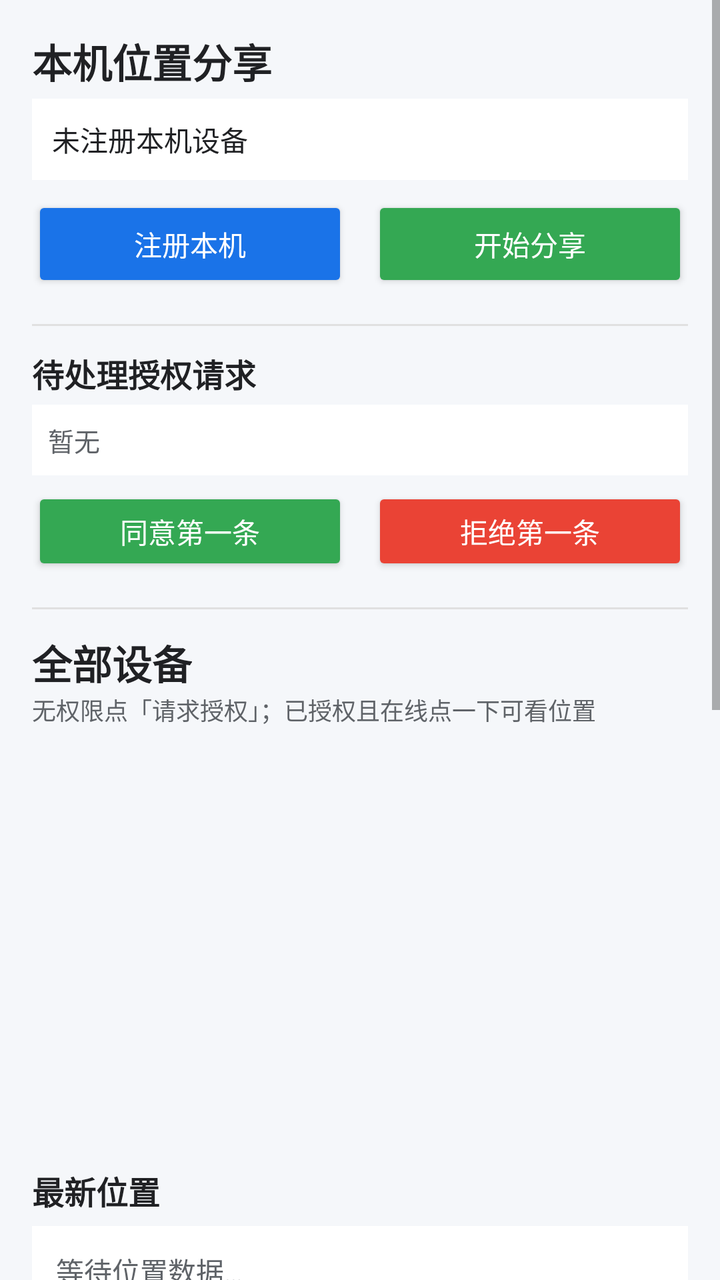
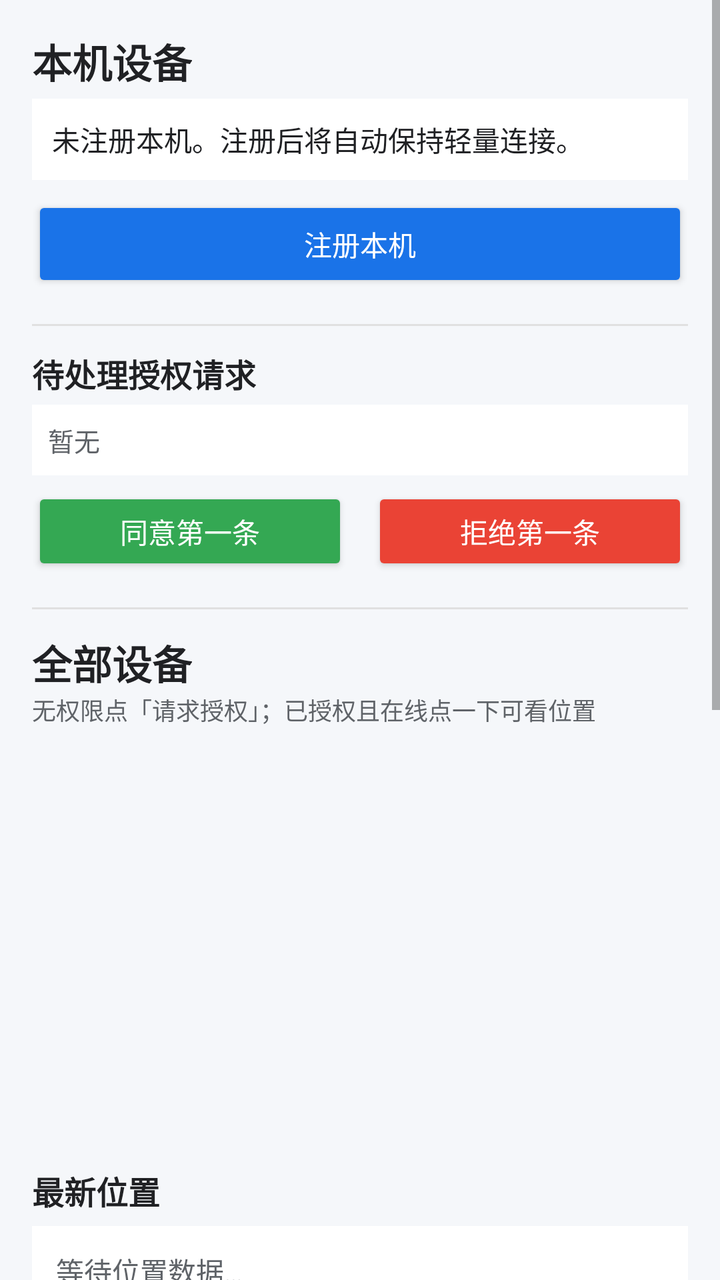

Screens rendered from an Android XML layout before and after an edit, with the pre-edit source and the edit as a unified diff.
<!-- AndroidManifest.xml: application theme Theme.LocationShare -->
<!-- res/layout/activity_device_list.xml -->
<?xml version="1.0" encoding="utf-8"?>
<ScrollView xmlns:android="http://schemas.android.com/apk/res/android"
    android:layout_width="match_parent"
    android:layout_height="match_parent"
    android:fillViewport="true"
    android:background="@color/background">

<LinearLayout
    android:layout_width="match_parent"
    android:layout_height="wrap_content"
    android:orientation="vertical"
    android:padding="16dp">

    <TextView
        android:layout_width="wrap_content"
        android:layout_height="wrap_content"
        android:text="本机位置分享"
        android:textSize="20sp"
        android:textStyle="bold"
        android:textColor="@color/text_primary"
        android:layout_marginBottom="4dp" />

    <TextView
        android:id="@+id/tvShareStatus"
        android:layout_width="match_parent"
        android:layout_height="wrap_content"
        android:text="未注册本机设备"
        android:textSize="14sp"
        android:textColor="@color/text_primary"
        android:padding="10dp"
        android:background="@color/surface"
        android:layout_marginBottom="8dp" />

    <LinearLayout
        android:layout_width="match_parent"
        android:layout_height="wrap_content"
        android:orientation="horizontal">
        <Button
            android:id="@+id/btnRegisterDevice"
            android:layout_width="0dp"
            android:layout_height="48dp"
            android:layout_weight="1"
            android:text="注册本机"
            android:textColor="#FFFFFF"
            android:backgroundTint="@color/primary"
            android:layout_marginEnd="6dp" />
        <Button
            android:id="@+id/btnToggleShare"
            android:layout_width="0dp"
            android:layout_height="48dp"
            android:layout_weight="1"
            android:text="开始分享"
            android:textColor="#FFFFFF"
            android:backgroundTint="@color/accent"
            android:layout_marginStart="6dp" />
    </LinearLayout>

    <View
        android:layout_width="match_parent"
        android:layout_height="1dp"
        android:background="#E0E0E0"
        android:layout_marginTop="16dp"
        android:layout_marginBottom="12dp" />

    <TextView
        android:layout_width="wrap_content"
        android:layout_height="wrap_content"
        android:text="待处理授权请求"
        android:textSize="16sp"
        android:textStyle="bold"
        android:textColor="@color/text_primary" />

    <TextView
        android:id="@+id/tvIncoming"
        android:layout_width="match_parent"
        android:layout_height="wrap_content"
        android:text="暂无"
        android:textSize="13sp"
        android:textColor="@color/text_secondary"
        android:padding="8dp"
        android:layout_marginTop="4dp"
        android:background="@color/surface" />

    <LinearLayout
        android:layout_width="match_parent"
        android:layout_height="wrap_content"
        android:orientation="horizontal"
        android:layout_marginTop="6dp">
        <Button
            android:id="@+id/btnAccept"
            android:layout_width="0dp"
            android:layout_height="44dp"
            android:layout_weight="1"
            android:text="同意第一条"
            android:textColor="#FFFFFF"
            android:backgroundTint="@color/accent"
            android:layout_marginEnd="6dp" />
        <Button
            android:id="@+id/btnDeny"
            android:layout_width="0dp"
            android:layout_height="44dp"
            android:layout_weight="1"
            android:text="拒绝第一条"
            android:textColor="#FFFFFF"
            android:backgroundTint="#EA4335"
            android:layout_marginStart="6dp" />
    </LinearLayout>

    <View
        android:layout_width="match_parent"
        android:layout_height="1dp"
        android:background="#E0E0E0"
        android:layout_marginTop="16dp"
        android:layout_marginBottom="12dp" />

    <TextView
        android:layout_width="wrap_content"
        android:layout_height="wrap_content"
        android:text="全部设备"
        android:textSize="20sp"
        android:textStyle="bold"
        android:textColor="@color/text_primary" />

    <TextView
        android:layout_width="wrap_content"
        android:layout_height="wrap_content"
        android:text="无权限点「请求授权」；已授权且在线点一下可看位置"
        android:textSize="12sp"
        android:textColor="@color/text_secondary"
        android:layout_marginBottom="8dp" />

    <ListView
        android:id="@+id/listDevices"
        android:layout_width="match_parent"
        android:layout_height="200dp"
        android:dividerHeight="8dp"
        android:divider="@android:color/transparent"
        android:nestedScrollingEnabled="true" />

    <TextView
        android:layout_width="wrap_content"
        android:layout_height="wrap_content"
        android:text="最新位置"
        android:textSize="16sp"
        android:textStyle="bold"
        android:textColor="@color/text_primary"
        android:layout_marginTop="12dp" />

    <TextView
        android:id="@+id/tvLocation"
        android:layout_width="match_parent"
        android:layout_height="wrap_content"
        android:text="等待位置数据…"
        android:textSize="14sp"
        android:textColor="@color/text_secondary"
        android:padding="12dp"
        android:layout_marginTop="6dp"
        android:background="@color/surface"
        android:minHeight="72dp" />

    <TextView
        android:layout_width="wrap_content"
        android:layout_height="wrap_content"
        android:text="地图"
        android:textSize="16sp"
        android:textStyle="bold"
        android:textColor="@color/text_primary"
        android:layout_marginTop="12dp" />

    <org.osmdroid.views.MapView
        android:id="@+id/mapView"
        android:layout_width="match_parent"
        android:layout_height="280dp"
        android:layout_marginTop="6dp"
        android:background="@color/surface"
        android:clickable="true"
        android:focusable="true" />

    <Button
        android:id="@+id/btnRefresh"
        android:layout_width="match_parent"
        android:layout_height="48dp"
        android:text="刷新列表 / 授权请求"
        android:textColor="@color/primary"
        android:backgroundTint="@color/surface"
        android:layout_marginTop="12dp" />

    <Button
        android:id="@+id/btnLogout"
        android:layout_width="match_parent"
        android:layout_height="48dp"
        android:text="退出登录"
        android:textColor="#FFFFFF"
        android:backgroundTint="#EA4335"
        android:layout_marginTop="8dp"
        android:layout_marginBottom="16dp" />
</LinearLayout>
</ScrollView>
<!-- resources referenced by this layout -->
<resources>
  <color name="accent">#34A853</color>
  <color name="background">#F5F7FA</color>
  <color name="primary">#1A73E8</color>
  <color name="surface">#FFFFFF</color>
  <color name="text_primary">#202124</color>
  <color name="text_secondary">#5F6368</color>
  <style name="Theme.LocationShare" parent="Theme.AppCompat.Light.DarkActionBar">
          <item name="colorPrimary">@color/primary</item>
          <item name="colorPrimaryDark">@color/primary_dark</item>
          <item name="colorAccent">@color/accent</item>
          <item name="android:windowBackground">@color/background</item>
          <item name="android:statusBarColor">@color/primary_dark</item>
      </style>
  <color name="primary_dark">#1557B0</color>
</resources>

<!-- the commit's change to res/layout/activity_device_list.xml (unified diff, before → after) -->
@@ -14,7 +14,7 @@
     <TextView
         android:layout_width="wrap_content"
         android:layout_height="wrap_content"
-        android:text="本机位置分享"
+        android:text="本机设备"
         android:textSize="20sp"
         android:textStyle="bold"
         android:textColor="@color/text_primary"
@@ -24,36 +24,20 @@
         android:id="@+id/tvShareStatus"
         android:layout_width="match_parent"
         android:layout_height="wrap_content"
-        android:text="未注册本机设备"
+        android:text="未注册本机。注册后将自动保持轻量连接。"
         android:textSize="14sp"
         android:textColor="@color/text_primary"
         android:padding="10dp"
         android:background="@color/surface"
         android:layout_marginBottom="8dp" />
 
-    <LinearLayout
+    <Button
+        android:id="@+id/btnRegisterDevice"
         android:layout_width="match_parent"
-        android:layout_height="wrap_content"
-        android:orientation="horizontal">
-        <Button
-            android:id="@+id/btnRegisterDevice"
-            android:layout_width="0dp"
-            android:layout_height="48dp"
-            android:layout_weight="1"
-            android:text="注册本机"
-            android:textColor="#FFFFFF"
-            android:backgroundTint="@color/primary"
-            android:layout_marginEnd="6dp" />
-        <Button
-            android:id="@+id/btnToggleShare"
-            android:layout_width="0dp"
-            android:layout_height="48dp"
-            android:layout_weight="1"
-            android:text="开始分享"
-            android:textColor="#FFFFFF"
-            android:backgroundTint="@color/accent"
-            android:layout_marginStart="6dp" />
-    </LinearLayout>
+        android:layout_height="48dp"
+        android:text="注册本机"
+        android:textColor="#FFFFFF"
+        android:backgroundTint="@color/primary" />
 
     <View
         android:layout_width="match_parent"
